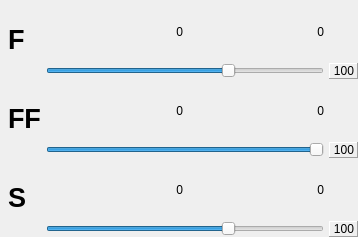
Before: the Qt Designer form src/UI/HSpeedInfo.ui in DjangoReinhard/FalconView, drawn with Qt 5.
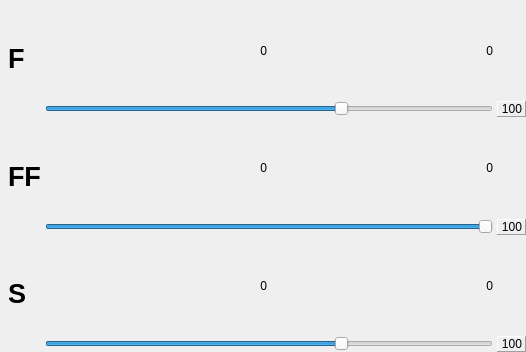
After: the same form once the commit is applied.

Diff of the .ui file:
```diff
--- a/src/UI/HSpeedInfo.ui
+++ b/src/UI/HSpeedInfo.ui
@@ -1,13 +1,13 @@
 <?xml version="1.0" encoding="UTF-8"?>
 <ui version="4.0">
  <class>HSpeedInfoForm</class>
- <widget class="QFrame" name="HSpeedInfoForm">
+ <widget class="QWidget" name="HSpeedInfoForm">
   <property name="geometry">
    <rect>
     <x>0</x>
     <y>0</y>
-    <width>358</width>
-    <height>237</height>
+    <width>526</width>
+    <height>352</height>
    </rect>
   </property>
   <property name="windowTitle">
@@ -27,7 +27,7 @@
     <number>0</number>
    </property>
    <property name="horizontalSpacing">
-    <number>5</number>
+    <number>4</number>
    </property>
    <property name="verticalSpacing">
     <number>0</number>
```
